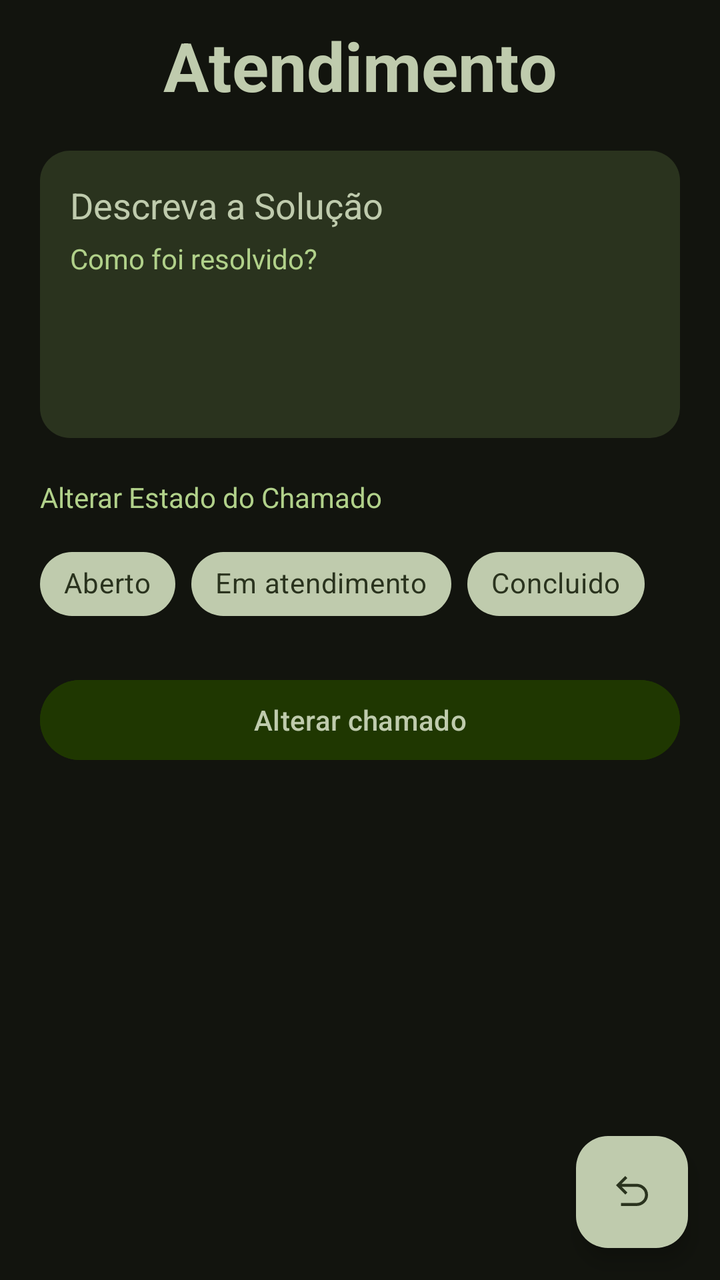
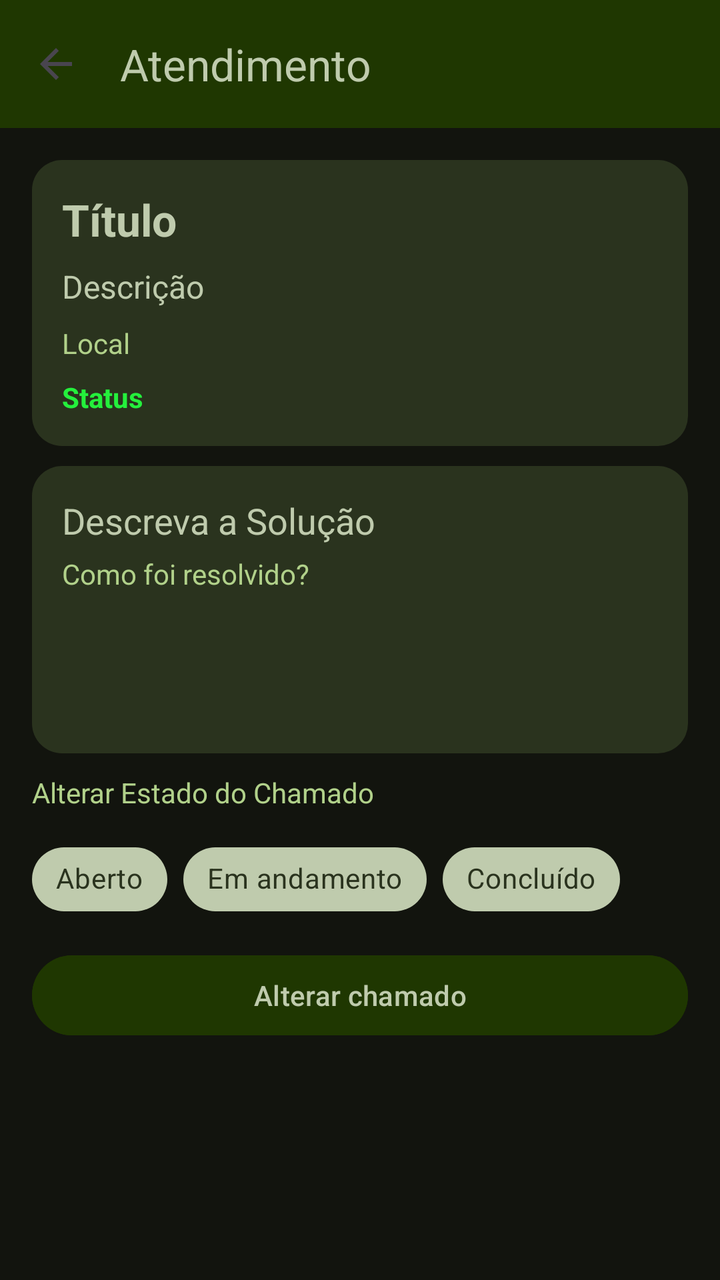

The first picture is an Android layout as it rendered before a commit; the second is the same layout after the commit. The layout source and the unified diff follow.
<!-- AndroidManifest.xml: application theme Theme.TrabalhoPratico1 -->
<!-- res/layout/activity_atendimento.xml -->
<?xml version="1.0" encoding="utf-8"?>
<FrameLayout xmlns:android="http://schemas.android.com/apk/res/android"
    xmlns:app="http://schemas.android.com/apk/res-auto"
    xmlns:tools="http://schemas.android.com/tools"
    android:id="@+id/main"
    android:layout_width="match_parent"
    android:layout_height="match_parent"
    android:background="@color/superficieDim"
    android:orientation="vertical"
    tools:context=".Atendimento">

    <LinearLayout
        android:layout_width="match_parent"
        android:layout_height="match_parent"
        android:orientation="vertical">

        <TextView
            android:id="@+id/textView2"
            android:layout_width="match_parent"
            android:layout_height="wrap_content"
            android:gravity="center"
            android:paddingTop="10dp"
            android:text="Atendimento"
            android:textColor="@color/verdeSecundaria"
            android:textSize="34sp"
            android:textStyle="bold" />

        <androidx.recyclerview.widget.RecyclerView
            android:id="@+id/recyclerView"
            android:layout_width="match_parent"
            android:layout_height="wrap_content" />

        <LinearLayout
            android:layout_width="match_parent"
            android:layout_height="wrap_content"
            android:layout_margin="20dp"
            android:background="@drawable/borda_layout_chamado"
            android:orientation="vertical"
            android:padding="15dp">

            <TextView
                android:id="@+id/textView6"
                android:layout_width="match_parent"
                android:layout_height="wrap_content"
                android:text="Descreva a Solução"
                android:textColor="@color/verdeSecundaria"
                android:textSize="18sp" />

            <EditText
                android:id="@+id/editTextSolucao"
                android:layout_width="match_parent"
                android:layout_height="wrap_content"
                android:layout_marginTop="5dp"
                android:background="@null"
                android:ems="10"
                android:gravity="start|top"
                android:hint="Como foi resolvido?"
                android:inputType="textMultiLine"
                android:minLines="5"
                android:textColor="@color/verdePrimaria"
                android:textColorHint="@color/verdePrimaria"
                android:textSize="14sp" />

        </LinearLayout>

        <LinearLayout
            android:layout_width="match_parent"
            android:layout_height="wrap_content"
            android:orientation="vertical">

            <TextView
                android:id="@+id/textView7"
                android:layout_width="match_parent"
                android:layout_height="wrap_content"
                android:layout_marginLeft="20dp"
                android:text="Alterar Estado do Chamado"
                android:textColor="@color/verdePrimaria" />

            <com.google.android.material.chip.ChipGroup
                android:id="@+id/grupoChip3"
                android:layout_width="match_parent"
                android:layout_height="match_parent"
                android:layout_marginLeft="20dp"
                android:layout_marginTop="10dp"
                app:selectionRequired="true"
                app:singleSelection="true">

                <com.google.android.material.chip.Chip
                    android:id="@+id/chip8"
                    style="@style/Widget.MaterialComponents.Chip.Choice"
                    android:layout_width="wrap_content"
                    android:layout_height="wrap_content"
                    android:checkable="true"
                    android:text="Aberto"
                    android:textColor="@color/chip_text_selector"
                    app:chipBackgroundColor="@color/chip_background_selector" />

                <com.google.android.material.chip.Chip
                    android:id="@+id/chip9"
                    style="@style/Widget.MaterialComponents.Chip.Choice"
                    android:layout_width="wrap_content"
                    android:layout_height="wrap_content"
                    android:text="Em atendimento"
                    android:textColor="@color/chip_text_selector"
                    app:chipBackgroundColor="@color/chip_background_selector" />

                <com.google.android.material.chip.Chip
                    android:id="@+id/chip10"
                    style="@style/Widget.MaterialComponents.Chip.Choice"
                    android:layout_width="wrap_content"
                    android:layout_height="wrap_content"
                    android:text="Concluido"
                    android:textColor="@color/chip_text_selector"
                    app:chipBackgroundColor="@color/chip_background_selector" />
            </com.google.android.material.chip.ChipGroup>

        </LinearLayout>

        <Button
            android:id="@+id/btnAlterarChamado"
            android:layout_width="match_parent"
            android:layout_height="wrap_content"
            android:layout_margin="20dp"
            android:backgroundTint="@color/onVerdePrimaria"
            android:text="Alterar chamado"
            android:textColor="@color/verdeSecundaria" />

    </LinearLayout>

    <com.google.android.material.floatingactionbutton.FloatingActionButton
        android:id="@+id/floatingActionButton3"
        android:layout_width="wrap_content"
        android:layout_height="wrap_content"
        android:layout_gravity="end|bottom"
        android:layout_margin="16dp"
        android:clickable="true"
        android:focusable="true"
        app:backgroundTint="@color/verdeSecundaria"
        app:srcCompat="@drawable/undo_48px"
        app:tint="@color/onVerdeSecundaria" />
</FrameLayout>
<!-- resources referenced by this layout -->
<resources>
  <color name="onVerdePrimaria">#1f3701</color>
  <color name="onVerdeSecundaria">#2a331e</color>
  <color name="superficieDim">#12140e</color>
  <color name="verdePrimaria">#b1d18a</color>
  <color name="verdeSecundaria">#bfcbad</color>
  <!-- drawable borda_layout_chamado (drawable) -->
  <?xml version="1.0" encoding="utf-8"?>
  <shape xmlns:android="http://schemas.android.com/apk/res/android">
  
      
      <solid android:color="@color/onVerdeSecundaria"/>
  
      
      <corners android:radius="15dp"/>
  </shape>
  <!-- drawable undo_48px (drawable) -->
  <vector xmlns:android="http://schemas.android.com/apk/res/android"
      android:width="48dp"
      android:height="48dp"
      android:viewportWidth="960"
      android:viewportHeight="960"
      android:autoMirrored="true">
    <path
        android:fillColor="@color/verdeSecundaria"
        android:pathData="M259,760L259,700L569,700Q639,700 689.5,653.5Q740,607 740,538Q740,469 689.5,422.5Q639,376 569,376L274,376L388,490L346,532L160,346L346,160L388,202L274,316L568,316Q663,316 731.5,380Q800,444 800,538Q800,632 731.5,696Q663,760 568,760L259,760Z"/>
  </vector>
  <style name="Theme.TrabalhoPratico1" parent="Base.Theme.TrabalhoPratico1" />
  <style name="Base.Theme.TrabalhoPratico1" parent="Theme.Material3.DayNight.NoActionBar">
          
          
      </style>
</resources>

<!-- the commit's change to res/layout/activity_atendimento.xml (unified diff, before → after) -->
@@ -1,5 +1,5 @@
 <?xml version="1.0" encoding="utf-8"?>
-<FrameLayout xmlns:android="http://schemas.android.com/apk/res/android"
+<LinearLayout xmlns:android="http://schemas.android.com/apk/res/android"
     xmlns:app="http://schemas.android.com/apk/res-auto"
     xmlns:tools="http://schemas.android.com/tools"
     android:id="@+id/main"
@@ -9,133 +9,171 @@
     android:orientation="vertical"
     tools:context=".Atendimento">
 
-    <LinearLayout
+    <com.google.android.material.appbar.MaterialToolbar
+        android:id="@+id/toolbar"
         android:layout_width="match_parent"
-        android:layout_height="match_parent"
-        android:orientation="vertical">
+        android:layout_height="?attr/actionBarSize"
+        android:background="@color/onVerdePrimaria"
+        app:title="Atendimento"
+        app:titleTextColor="@color/verdeSecundaria"
+        app:navigationIcon="?attr/homeAsUpIndicator"
+        app:navigationContentDescription="Voltar" />
 
-        <TextView
-            android:id="@+id/textView2"
-            android:layout_width="match_parent"
-            android:layout_height="wrap_content"
-            android:gravity="center"
-            android:paddingTop="10dp"
-            android:text="Atendimento"
-            android:textColor="@color/verdeSecundaria"
-            android:textSize="34sp"
-            android:textStyle="bold" />
-
-        <androidx.recyclerview.widget.RecyclerView
-            android:id="@+id/recyclerView"
-            android:layout_width="match_parent"
-            android:layout_height="wrap_content" />
+    <ScrollView
+        android:layout_width="match_parent"
+        android:layout_height="match_parent">
 
         <LinearLayout
             android:layout_width="match_parent"
             android:layout_height="wrap_content"
-            android:layout_margin="20dp"
-            android:background="@drawable/borda_layout_chamado"
             android:orientation="vertical"
-            android:padding="15dp">
+            android:padding="16dp">
 
-            <TextView
-                android:id="@+id/textView6"
+            <LinearLayout
                 android:layout_width="match_parent"
                 android:layout_height="wrap_content"
-                android:text="Descreva a Solução"
-                android:textColor="@color/verdeSecundaria"
-                android:textSize="18sp" />
+                android:layout_marginBottom="10dp"
+                android:background="@drawable/borda_layout_chamado"
+                android:orientation="vertical"
+                android:padding="15dp">
 
-            <EditText
-                android:id="@+id/editTextSolucao"
+                <TextView
+                    android:id="@+id/txtDetalheTitulo"
+                    android:layout_width="match_parent"
+                    android:layout_height="wrap_content"
+                    android:text="Título"
+                    android:textColor="@color/verdeSecundaria"
+                    android:textSize="22sp"
+                    android:textStyle="bold" />
+
+                <TextView
+                    android:id="@+id/txtDetalheDescricao"
+                    android:layout_width="match_parent"
+                    android:layout_height="wrap_content"
+                    android:layout_marginTop="8dp"
+                    android:text="Descrição"
+                    android:textColor="@color/verdeSecundaria"
+                    android:textSize="16sp" />
+
+                <TextView
+                    android:id="@+id/txtDetalheLocal"
+                    android:layout_width="match_parent"
+                    android:layout_height="wrap_content"
+                    android:layout_marginTop="8dp"
+                    android:text="Local"
+                    android:textColor="@color/verdePrimaria"
+                    android:textSize="14sp" />
+
+                <TextView
+                    android:id="@+id/txtDetalheStatus"
+                    android:layout_width="match_parent"
+                    android:layout_height="wrap_content"
+                    android:layout_marginTop="8dp"
+                    android:text="Status"
+                    android:textColor="@color/verdeStatus"
+                    android:textSize="14sp"
+                    android:textStyle="bold" />
+            </LinearLayout>
+
+            <ImageView
+                android:id="@+id/imageViewFoto"
+                android:layout_width="match_parent"
+                android:layout_height="250dp"
+                android:layout_marginBottom="10dp"
+                android:scaleType="centerCrop"
+                android:visibility="gone"
+                android:contentDescription="Foto do chamado" />
+
+            <LinearLayout
                 android:layout_width="match_parent"
                 android:layout_height="wrap_content"
-                android:layout_marginTop="5dp"
-                android:background="@null"
-                android:ems="10"
-                android:gravity="start|top"
-                android:hint="Como foi resolvido?"
-                android:inputType="textMultiLine"
-                android:minLines="5"
-                android:textColor="@color/verdePrimaria"
-                android:textColorHint="@color/verdePrimaria"
-                android:textSize="14sp" />
+                android:layout_marginBottom="10dp"
+                android:background="@drawable/borda_layout_chamado"
+                android:orientation="vertical"
+                android:padding="15dp">
 
-        </LinearLayout>
+                <TextView
+                    android:layout_width="match_parent"
+                    android:layout_height="wrap_content"
+                    android:text="Descreva a Solução"
+                    android:textColor="@color/verdeSecundaria"
+                    android:textSize="18sp" />
 
-        <LinearLayout
-            android:layout_width="match_parent"
-            android:layout_height="wrap_content"
-            android:orientation="vertical">
+                <EditText
+                    android:id="@+id/editTextSolucao"
+                    android:layout_width="match_parent"
+                    android:layout_height="wrap_content"
+                    android:layout_marginTop="5dp"
+                    android:background="@null"
+                    android:ems="10"
+                    android:gravity="start|top"
+                    android:hint="Como foi resolvido?"
+                    android:inputType="textMultiLine"
+                    android:minLines="5"
+                    android:textColor="@color/verdePrimaria"
+                    android:textColorHint="@color/verdePrimaria"
+                    android:textSize="14sp" />
+            </LinearLayout>
 
-            <TextView
-                android:id="@+id/textView7"
+            <LinearLayout
                 android:layout_width="match_parent"
                 android:layout_height="wrap_content"
-                android:layout_marginLeft="20dp"
-                android:text="Alterar Estado do Chamado"
-                android:textColor="@color/verdePrimaria" />
+                android:layout_marginBottom="10dp"
+                android:orientation="vertical">
 
-            <com.google.android.material.chip.ChipGroup
-                android:id="@+id/grupoChip3"
+                <TextView
+                    android:layout_width="match_parent"
+                    android:layout_height="wrap_content"
+                    android:text="Alterar Estado do Chamado"
+                    android:textColor="@color/verdePrimaria" />
+
+                <com.google.android.material.chip.ChipGroup
+                    android:id="@+id/grupoChip3"
+                    android:layout_width="match_parent"
+                    android:layout_height="wrap_content"
+                    android:layout_marginTop="10dp"
+                    app:selectionRequired="true"
+                    app:singleSelection="true">
+
+                    <com.google.android.material.chip.Chip
+                        android:id="@+id/chip8"
+                        style="@style/Widget.MaterialComponents.Chip.Choice"
+                        android:layout_width="wrap_content"
+                        android:layout_height="wrap_content"
+                        android:checkable="true"
+                        android:text="Aberto"
+                        android:textColor="@color/chip_text_selector"
+                        app:chipBackgroundColor="@color/chip_background_selector" />
+
+                    <com.google.android.material.chip.Chip
+                        android:id="@+id/chip9"
+                        style="@style/Widget.MaterialComponents.Chip.Choice"
+                        android:layout_width="wrap_content"
+                        android:layout_height="wrap_content"
+                        android:checkable="true"
+                        android:text="Em andamento"
+                        android:textColor="@color/chip_text_selector"
+                        app:chipBackgroundColor="@color/chip_background_selector" />
+
+                    <com.google.android.material.chip.Chip
+                        android:id="@+id/chip10"
+                        style="@style/Widget.MaterialComponents.Chip.Choice"
+                        android:layout_width="wrap_content"
+                        android:layout_height="wrap_content"
+                        android:checkable="true"
+                        android:text="Concluído"
+                        android:textColor="@color/chip_text_selector"
+                        app:chipBackgroundColor="@color/chip_background_selector" />
+                </com.google.android.material.chip.ChipGroup>
+            </LinearLayout>
+
+            <Button
+                android:id="@+id/btnAlterarChamado"
                 android:layout_width="match_parent"
-                android:layout_height="match_parent"
-                android:layout_marginLeft="20dp"
-                android:layout_marginTop="10dp"
-                app:selectionRequired="true"
-                app:singleSelection="true">
-
-                <com.google.android.material.chip.Chip
-                    android:id="@+id/chip8"
-                    style="@style/Widget.MaterialComponents.Chip.Choice"
-                    android:layout_width="wrap_content"
-                    android:layout_height="wrap_content"
-                    android:checkable="true"
-                    android:text="Aberto"
-                    android:textColor="@color/chip_text_selector"
-                    app:chipBackgroundColor="@color/chip_background_selector" />
-
-                <com.google.android.material.chip.Chip
-                    android:id="@+id/chip9"
-                    style="@style/Widget.MaterialComponents.Chip.Choice"
-                    android:layout_width="wrap_content"
-                    android:layout_height="wrap_content"
-                    android:text="Em atendimento"
-                    android:textColor="@color/chip_text_selector"
-                    app:chipBackgroundColor="@color/chip_background_selector" />
-
-                <com.google.android.material.chip.Chip
-                    android:id="@+id/chip10"
-                    style="@style/Widget.MaterialComponents.Chip.Choice"
-                    android:layout_width="wrap_content"
-                    android:layout_height="wrap_content"
-                    android:text="Concluido"
-                    android:textColor="@color/chip_text_selector"
-                    app:chipBackgroundColor="@color/chip_background_selector" />
-            </com.google.android.material.chip.ChipGroup>
-
+                android:layout_height="wrap_content"
+                android:backgroundTint="@color/onVerdePrimaria"
+                android:text="Alterar chamado"
+                android:textColor="@color/verdeSecundaria" />
         </LinearLayout>
-
-        <Button
-            android:id="@+id/btnAlterarChamado"
-            android:layout_width="match_parent"
-            android:layout_height="wrap_content"
-            android:layout_margin="20dp"
-            android:backgroundTint="@color/onVerdePrimaria"
-            android:text="Alterar chamado"
-            android:textColor="@color/verdeSecundaria" />
-
-    </LinearLayout>
-
-    <com.google.android.material.floatingactionbutton.FloatingActionButton
-        android:id="@+id/floatingActionButton3"
-        android:layout_width="wrap_content"
-        android:layout_height="wrap_content"
-        android:layout_gravity="end|bottom"
-        android:layout_margin="16dp"
-        android:clickable="true"
-        android:focusable="true"
-        app:backgroundTint="@color/verdeSecundaria"
-        app:srcCompat="@drawable/undo_48px"
-        app:tint="@color/onVerdeSecundaria" />
-</FrameLayout>
+    </ScrollView>
+</LinearLayout>
<!-- resource entries referenced after the edit -->
@@ -5,6 +5,7 @@
   <color name="superficieDim">#12140e</color>
   <color name="verdePrimaria">#b1d18a</color>
   <color name="verdeSecundaria">#bfcbad</color>
+  <color name="verdeStatus">#24f03c</color>
   <!-- drawable borda_layout_chamado (drawable) -->
   <?xml version="1.0" encoding="utf-8"?>
   <shape xmlns:android="http://schemas.android.com/apk/res/android">
@@ -15,17 +16,6 @@
       
       <corners android:radius="15dp"/>
   </shape>
-  <!-- drawable undo_48px (drawable) -->
-  <vector xmlns:android="http://schemas.android.com/apk/res/android"
-      android:width="48dp"
-      android:height="48dp"
-      android:viewportWidth="960"
-      android:viewportHeight="960"
-      android:autoMirrored="true">
-    <path
-        android:fillColor="@color/verdeSecundaria"
-        android:pathData="M259,760L259,700L569,700Q639,700 689.5,653.5Q740,607 740,538Q740,469 689.5,422.5Q639,376 569,376L274,376L388,490L346,532L160,346L346,160L388,202L274,316L568,316Q663,316 731.5,380Q800,444 800,538Q800,632 731.5,696Q663,760 568,760L259,760Z"/>
-  </vector>
   <style name="Theme.TrabalhoPratico1" parent="Base.Theme.TrabalhoPratico1" />
   <style name="Base.Theme.TrabalhoPratico1" parent="Theme.Material3.DayNight.NoActionBar">
           
